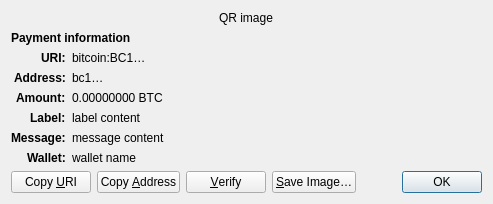
First picture: the form in src/qt/forms/receiverequestdialog.ui, repository pqch-core/pqch, before the edit.
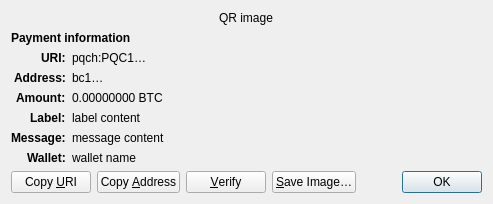
Second picture: the form after the edit. Custom widgets are drawn as their Qt base class.

Commit message: qt: 24 recovery words in the GUI, P2MR receive, PQCH branding

The edit to the form file:
```diff
--- a/src/qt/forms/receiverequestdialog.ui
+++ b/src/qt/forms/receiverequestdialog.ui
@@ -65,7 +65,7 @@
    <item row="2" column="1" alignment="Qt::AlignTop">
     <widget class="QLabel" name="uri_content">
      <property name="text">
-      <string notr="true">bitcoin:BC1…</string>
+      <string notr="true">pqch:PQC1…</string>
      </property>
      <property name="textFormat">
       <enum>Qt::RichText</enum>
```
The commit also changes 61 other files.
